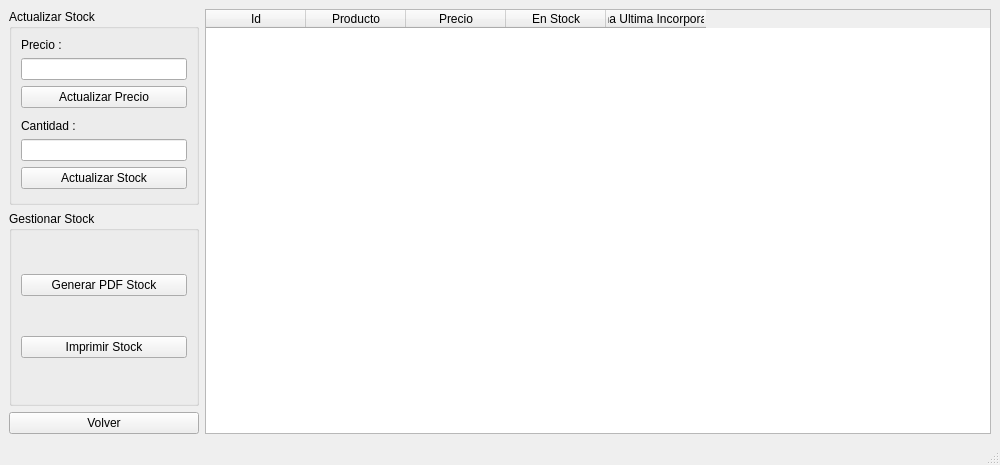
Before: the Qt Designer form QT_Sistema_San_Cayetano/registrostock.ui in GaspyGJ/SistemaGestion_SanCayetano, drawn with Qt 5.
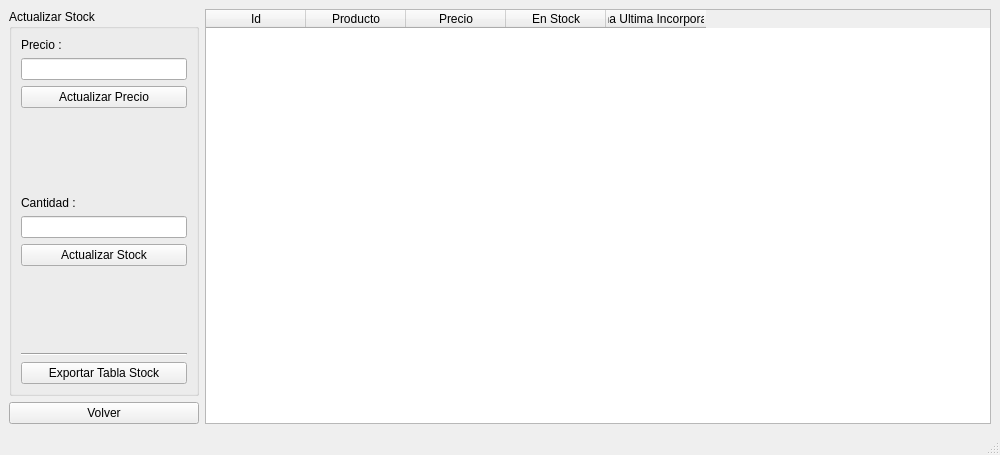
After: the same form once the commit is applied.

The edit to the form file:
```diff
--- a/QT_Sistema_San_Cayetano/registrostock.ui
+++ b/QT_Sistema_San_Cayetano/registrostock.ui
@@ -7,7 +7,7 @@
     <x>0</x>
     <y>0</y>
     <width>1000</width>
-    <height>465</height>
+    <height>455</height>
    </rect>
   </property>
   <property name="windowTitle">
@@ -83,38 +83,17 @@
            </item>
           </layout>
          </item>
-        </layout>
-       </widget>
-      </item>
-      <item>
-       <widget class="QGroupBox" name="groupBox_2">
-        <property name="maximumSize">
-         <size>
-          <width>190</width>
-          <height>16777215</height>
-         </size>
-        </property>
-        <property name="title">
-         <string>Gestionar Stock</string>
-        </property>
-        <layout class="QVBoxLayout" name="verticalLayout">
+         <item>
+          <widget class="Line" name="line">
+           <property name="orientation">
+            <enum>Qt::Horizontal</enum>
+           </property>
+          </widget>
+         </item>
          <item>
           <widget class="QPushButton" name="btn_GenerarPDF_Stock">
            <property name="text">
-            <string>Generar PDF Stock</string>
-           </property>
-           <property name="autoDefault">
-            <bool>true</bool>
-           </property>
-           <property name="default">
-            <bool>false</bool>
-           </property>
-          </widget>
-         </item>
-         <item>
-          <widget class="QPushButton" name="btn_imprimirStock">
-           <property name="text">
-            <string>Imprimir Stock</string>
+            <string>Exportar Tabla Stock</string>
            </property>
            <property name="autoDefault">
             <bool>true</bool>
```
Left out of the diff: 4 changed lines with no effect on the pictures.
